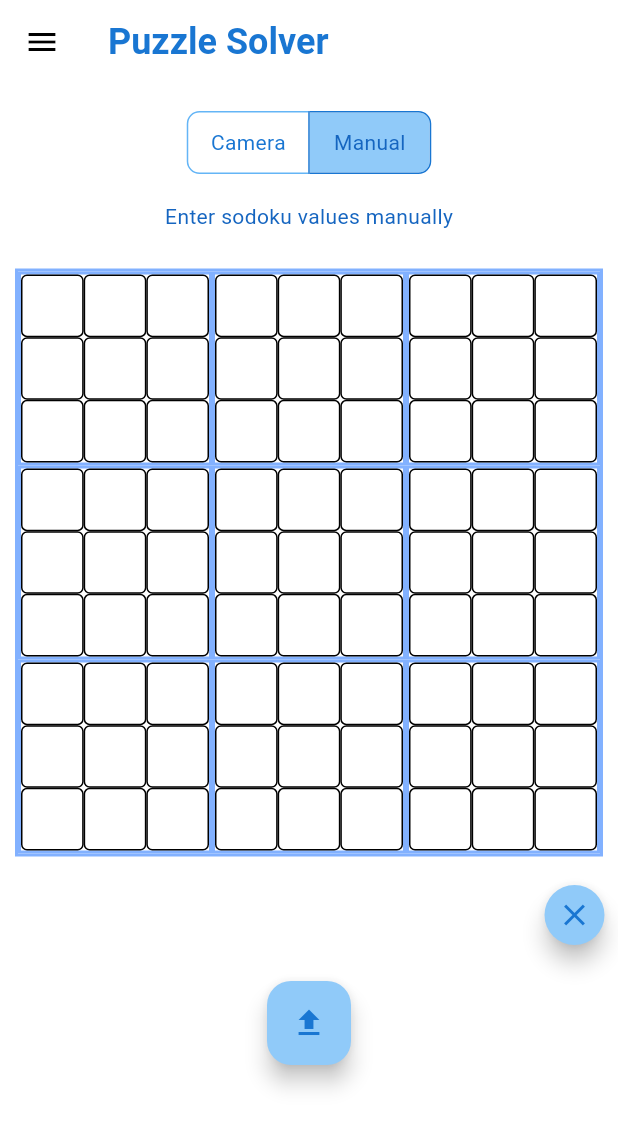
After one commit to BenCrook05/puzzle_solver, a Flutter app: the screen it shows after launch, after a tap on "Camera", after a tap on "Manual", on a phone screen of 412 x 824 dp. The commit adds this screen. Shown: the top 1128 px of the screen. Run offline on Flutter 3.47's test engine with Material 3 defaults, Android fonts, the phone set to English and light mode, and no system bars; our stand-ins replace camera, shared_preferences.

Commit message:
both request types working

```diff
--- a/sodoku_solver/lib/apiresponsehandler.dart
+++ b/sodoku_solver/lib/apiresponsehandler.dart
@@ -45,6 +45,7 @@ class ApiResponseHandler extends StatelessWidget {
             } else if (responseFlag == "success") {
               var originalData = responseData["original_grid"];
               var solutionData = responseData["solution"];
+              // grids returned as 2d arrays of each box
               List<int> originalDataList = _convertGridToList(originalData);
               List<int> solutionDataList = _convertGridToList(solutionData);
               return DisplayPictureScreen(
@@ -52,6 +53,7 @@ class ApiResponseHandler extends StatelessWidget {
                 responseData: solutionDataList,
                 updateSaves: updateSaves,
                 newSave: true,
+                fileName: "",
               );
             } else {
               return AlertDialog(
@@ -68,7 +70,7 @@ class ApiResponseHandler extends StatelessWidget {
           } catch (e) {
             return AlertDialog(
               title: const Text("Error"),
-              content: const Text("Failed to parse data from server"),
+              content: Text("Failed to parse data from server: response: $e"),
               actions: [
                 TextButton(
                   onPressed: () => Navigator.of(context).pop(),
--- a/sodoku_solver/lib/main.dart
+++ b/sodoku_solver/lib/main.dart
@@ -2,15 +2,16 @@ import 'dart:convert';
 import 'dart:io';
 
 import 'package:camera/camera.dart';
-import 'package:flutter/cupertino.dart';
 import 'package:flutter/material.dart';
-import 'package:flutter/widgets.dart';
 import 'package:path_provider/path_provider.dart';
 import 'dart:async';
 
 import 'package:soduko_solver/cameraviewer.dart';
 import 'package:soduko_solver/gridviewdisplay.dart';
 import 'package:soduko_solver/typeselector.dart';
+import 'package:soduko_solver/manualentry.dart';
+
+import 'package:shared_preferences/shared_preferences.dart';
 
 void main() async {
   WidgetsFlutterBinding.ensureInitialized();
@@ -27,27 +28,25 @@ class MyApp extends StatelessWidget {
       theme: ThemeData(
           useMaterial3: true,
           colorScheme: ColorScheme.light(
-            background: Colors.white,
             primary: Colors.blue[200]!,
             secondary: Colors.blue[300]!,
             tertiary: Colors.blueAccent[100]!,
             onPrimary: Colors.blue[700]!,
             onSecondary: Colors.blue[800]!,
             onTertiary: Colors.blueAccent[400]!,
-            surface: Colors.lightBlue[50]!,
+            surface: Colors.white,
             inverseSurface: Colors.black87,
           )),
       darkTheme: ThemeData(
         useMaterial3: true,
         colorScheme: ColorScheme.dark(
-          background: Colors.blueGrey[900]!,
           primary: Colors.blueGrey[700]!,
           secondary: Colors.blueGrey[600]!,
           tertiary: Colors.blueAccent[700]!,
           onPrimary: Colors.blueGrey[50]!,
           onSecondary: Colors.blueGrey[100]!,
           onTertiary: Colors.blueAccent[200]!,
-          surface: Colors.blueGrey[800]!,
+          surface: Colors.blueGrey[900]!,
           inverseSurface: Colors.white70,
         ),
       ),
@@ -66,6 +65,10 @@ class MyHomePage extends StatefulWidget {
 
 class _MyHomePageState extends State<MyHomePage> {
   List<List<dynamic>> savedFileNames = [];
+  late final PuzzleSelector _selector;
+  bool _selectorValueIsCamera = true;
+  late FutureBuilder<CameraViewer> cameraView;
+  late GridEntryTable gridView;
 
   Future<CameraViewer> _cameraBuilder() async {
     final cameras =
@@ -77,19 +80,63 @@ class _MyHomePageState extends State<MyHomePage> {
     );
   }
 
+  Future<void> _saveViewPreference(bool isCamera) async {
+    final prefs = await SharedPreferences.getInstance();
+    await prefs.setBool('viewPreference', isCamera);
+  }
+
+  Future<bool> _getInitialViewPreference() async {
+    final prefs = await SharedPreferences.getInstance();
+    return prefs.getBool('viewPreference') ?? true;
+  }
+
+  Future<void> _loadInitialViewPreference() async {
+    bool showCameraFirst = await _getInitialViewPreference();
+    setState(() {
+      _selectorValueIsCamera = showCameraFirst;
+    });
+  }
+
   @override
   void initState() {
     super.initState();
-    print("Loading saved files");
     _loadSavedFiles();
+
+    _selector = PuzzleSelector(
+      changeView: _changeInputType,
+      onTypeChange: (type) {
+        setState(() {
+          _selectorValueIsCamera = type == "Camera";
+          _saveViewPreference(_selectorValueIsCamera);
+          print(_selectorValueIsCamera);
+        });
+      },
+    );
+    print(_selectorValueIsCamera);
+    _loadInitialViewPreference();
+
+    cameraView = FutureBuilder<CameraViewer>(
+      future: _cameraBuilder(),
+      builder: (BuildContext context, AsyncSnapshot<CameraViewer> snapshot) {
+        if (snapshot.connectionState == ConnectionState.waiting) {
+          return const CircularProgressIndicator(); // show loading spinner while waiting
+        } else if (snapshot.hasError) {
+          return Text('Error: ${snapshot.error}');
+        } else {
+          return snapshot.data ??
+              Container(); // show CameraViewer when data is available, otherwise return a placeholder widget
+        }
+      },
+    );
+
+    gridView = GridEntryTable(
+      updateSaves: _refreshSavedFiles,
+    );
   }
 
   Future<void> _loadSavedFiles() async {
     savedFileNames = await _getSavedFiles();
-    print(savedFileNames);
-    setState(() {
-      //to trigger rebuild
-    });
+    setState(() {});
   }
 
   void _refreshSavedFiles() {
@@ -97,7 +144,6 @@ class _MyHomePageState extends State<MyHomePage> {
   }
 
   Future<List<List<dynamic>>> _getSavedFiles() async {
-    print("Getting saved files");
     final Directory directory = await getApplicationDocumentsDirectory();
 
     final File savesFile = File('${directory.path}/saves.json');
@@ -105,7 +151,6 @@ class _MyHomePageState extends State<MyHomePage> {
     List<List<dynamic>> saveDetails = [];
     try {
       final Map<String, dynamic> saves = jsonDecode(content);
-      print("Retrieved");
       saveDetails = saves.entries.map((entry) {
         String name = entry.key;
         String date = entry.value['time'];
@@ -114,14 +159,12 @@ class _MyHomePageState extends State<MyHomePage> {
         List<dynamic> solution = entry.value['solutionData'];
         return [name, date, originalGrid, solution];
       }).toList();
-      print("Saved files: $saveDetails");
+      saveDetails = saveDetails.reversed.toList();
     } catch (e) {
-      print("Error reading saved files: $e");
+      saveDetails = [];
     }
     return saveDetails;
   }
-
-  final _selector = const PuzzleSelector();
 
   @override
   Widget build(BuildContext context) {
@@ -133,7 +176,7 @@ class _MyHomePageState extends State<MyHomePage> {
           fontSize: 24,
           fontWeight: FontWeight.bold,
         ),
-        backgroundColor: Theme.of(context).colorScheme.background,
+        backgroundColor: Theme.of(context).colorScheme.surface,
       ),
       drawer: Drawer(
         backgroundColor: Theme.of(context).colorScheme.primary,
@@ -181,6 +224,7 @@ class _MyHomePageState extends State<MyHomePage> {
                                 responseData: savedFileNames[index][3],
                                 updateSaves: _refreshSavedFiles,
                                 newSave: false,
+                                fileName: savedFileNames[index][0],
                               );
                             },
                           ),
@@ -206,7 +250,9 @@ class _MyHomePageState extends State<MyHomePage> {
                 height: 15,
               ),
               Text(
-                'Take a picture of the puzzle to solve:',
+                _selectorValueIsCamera
+                    ? 'Enter sodoku values manually'
+                    : 'Take a picture of the puzzle to solve:',
                 style: TextStyle(
                   color: Theme.of(context).colorScheme.onSecondary,
                   fontSize: 14,
@@ -215,24 +261,17 @@ class _MyHomePageState extends State<MyHomePage> {
               const SizedBox(
                 height: 15,
               ),
-              FutureBuilder<CameraViewer>(
-                future: _cameraBuilder(),
-                builder: (BuildContext context,
-                    AsyncSnapshot<CameraViewer> snapshot) {
-                  if (snapshot.connectionState == ConnectionState.waiting) {
-                    return const CircularProgressIndicator(); // show loading spinner while waiting
-                  } else if (snapshot.hasError) {
-                    return Text('Error: ${snapshot.error}');
-                  } else {
-                    return snapshot.data ??
-                        Container(); // show CameraViewer when data is available, otherwise return a placeholder widget
-                  }
-                },
-              ),
+              _selectorValueIsCamera ? gridView : cameraView,
             ],
           ),
         ),
       ),
     );
   }
+
+  void _changeInputType() {
+    setState(() {
+      _selectorValueIsCamera = !_selectorValueIsCamera;
+    });
+  }
 }
--- /dev/null
+++ b/sodoku_solver/lib/manualentry.dart
@@ -0,0 +1,148 @@
+import 'package:flutter/material.dart';
+
+import 'package:http/http.dart' as http;
+import 'package:soduko_solver/apiresponsehandler.dart';
+
+class GridEntryTable extends StatefulWidget {
+  final VoidCallback updateSaves;
+  const GridEntryTable({super.key, required this.updateSaves});
+
+  @override
+  State<GridEntryTable> createState() => _GridEntryTableState();
+}
+
+class _GridEntryTableState extends State<GridEntryTable> {
+  final List<TextEditingController> _controllers =
+      List.generate(81, (index) => TextEditingController());
+
+  @override
+  Widget build(BuildContext context) {
+    return SingleChildScrollView(
+      child: Column(
+        mainAxisAlignment: MainAxisAlignment.center,
+        crossAxisAlignment: CrossAxisAlignment.center,
+        children: [
+          Container(
+            decoration: BoxDecoration(
+              border: Border.all(
+                color: Theme.of(context).colorScheme.tertiary,
+                width: 2,
+              ),
+            ),
+            margin: const EdgeInsets.all(10),
+            child: AspectRatio(
+              aspectRatio: 1,
+              child: GridView.builder(
+                physics: const NeverScrollableScrollPhysics(),
+                itemCount: 9,
+                gridDelegate: const SliverGridDelegateWithFixedCrossAxisCount(
+                  crossAxisCount: 3,
+                ),
+                itemBuilder: (context, index_1) {
+                  return Container(
+                    decoration: BoxDecoration(
+                      border: Border.all(
+                        color: Theme.of(context).colorScheme.tertiary,
+                        width: 2,
+                      ),
+                    ),
+                    child: GridView.builder(
+                      itemCount: 9,
+                      gridDelegate:
+                          const SliverGridDelegateWithFixedCrossAxisCount(
+                        crossAxisCount: 3,
+                      ),
+                      itemBuilder: (context, index_2) {
+                        //[index_1 * 9 + index_2],
+                        return TextField(
+                          controller: _controllers[index_1 * 9 + index_2],
+                          textAlign: TextAlign.center,
+                          keyboardType: TextInputType.number,
+                          decoration: InputDecoration(
+                            border: OutlineInputBorder(
+                              borderSide: BorderSide(
+                                color: Theme.of(context).colorScheme.tertiary,
+                                width: 2,
+                              ),
+                            ),
+                          ),
+                          onChanged: (value) => setState(
+                            () {
+                              if (value.length > 1) {
+                                _controllers[index_1 * 9 + index_2].text =
+                                    value.substring(0, 1);
+                              }
+                            },
+                          ),
+                        );
+                      },
+                    ),
+                  );
+                },
+              ),
+            ),
+          ),
+          Container(
+            padding: const EdgeInsets.all(5),
+            alignment: Alignment.bottomRight,
+            child: FloatingActionButton(
+              onPressed: () {
+                for (var i = 0; i < 81; i++) {
+                  _controllers[i].clear();
+                }
+              },
+              shape: const CircleBorder(),
+              mini: true,
+              heroTag: 'clearGridButton',
+              child: const Icon(Icons.clear),
+            ),
+          ),
+          const SizedBox(height: 15),
+          FloatingActionButton(
+            onPressed: () async {
+              try {
+                if (!context.mounted) return;
+                Future<String> apiRequestFuture = () async {
+                  var request = http.MultipartRequest(
+                      'POST', Uri.parse('http://10.0.2.2:5000'));
+                  List<int> gridData = [];
+                  for (var i = 0; i < 81; i++) {
+                    gridData.add(int.parse(_controllers[i].text.isEmpty
+                        ? '0'
+                        : _controllers[i].text));
+                  }
+                  request.fields['grid'] = gridData.toString();
+                  var res =
+                      await request.send().timeout(const Duration(seconds: 20));
+                  var responseData = await http.Response.fromStream(res);
+                  if (responseData.statusCode != 200) {
+                    throw Exception('Failed to connect to server');
+                  } else {
+                    return responseData.body;
+                  }
+                }()
+                    .timeout(const Duration(seconds: 15));
+
+                await Navigator.of(context).push(
+                  MaterialPageRoute(
+                    builder: (context) => FutureBuilder<String>(
+                      future: apiRequestFuture,
+                      builder: (context, snapshot) => ApiResponseHandler(
+                        apiRequestFuture: apiRequestFuture,
+                        updateSaves: widget.updateSaves,
+                      ),
+                    ),
+                  ),
+                );
+              } catch (e) {
+                return;
+              }
+            },
+            heroTag: 'manualEntrySubmit',
+            child: const Icon(Icons.upload),
+          ),
+        ],
+      ),
+    );
+  }
+}
--- a/sodoku_solver/lib/typeselector.dart
+++ b/sodoku_solver/lib/typeselector.dart
@@ -1,7 +1,11 @@
 import 'package:flutter/material.dart';
 
+
 class PuzzleSelector extends StatefulWidget {
-  const PuzzleSelector({super.key});
+  final VoidCallback changeView;
+  final Function(String) onTypeChange;
+  const PuzzleSelector(
+      {super.key, required this.changeView, required this.onTypeChange});
 
   @override
   State<PuzzleSelector> createState() => _PuzzleSelectorState();
@@ -29,6 +33,9 @@ class _PuzzleSelectorState extends State<PuzzleSelector> {
             _selectedType[i] = i == index;
           }
         });
+        widget.onTypeChange(selectedType);
+        print(selectedType);
+        widget.changeView();
       },
       borderRadius: const BorderRadius.all(Radius.circular(8)),
       borderColor: Theme.of(context).colorScheme.secondary,
--- a/sodoku_solver/pubspec.yaml
+++ b/sodoku_solver/pubspec.yaml
@@ -39,6 +39,7 @@ dependencies:
   path_provider: ^2.1.3
   path: ^1.9.0
   http: ^0.13.3
+  shared_preferences: ^2.2.3
 
 dev_dependencies:
   flutter_test:
```
Also changed, not shown: sodoku_solver/lib/gridviewdisplay.dart (+49 -11 lines), sodoku_solver/pubspec.lock, 4 other files.
